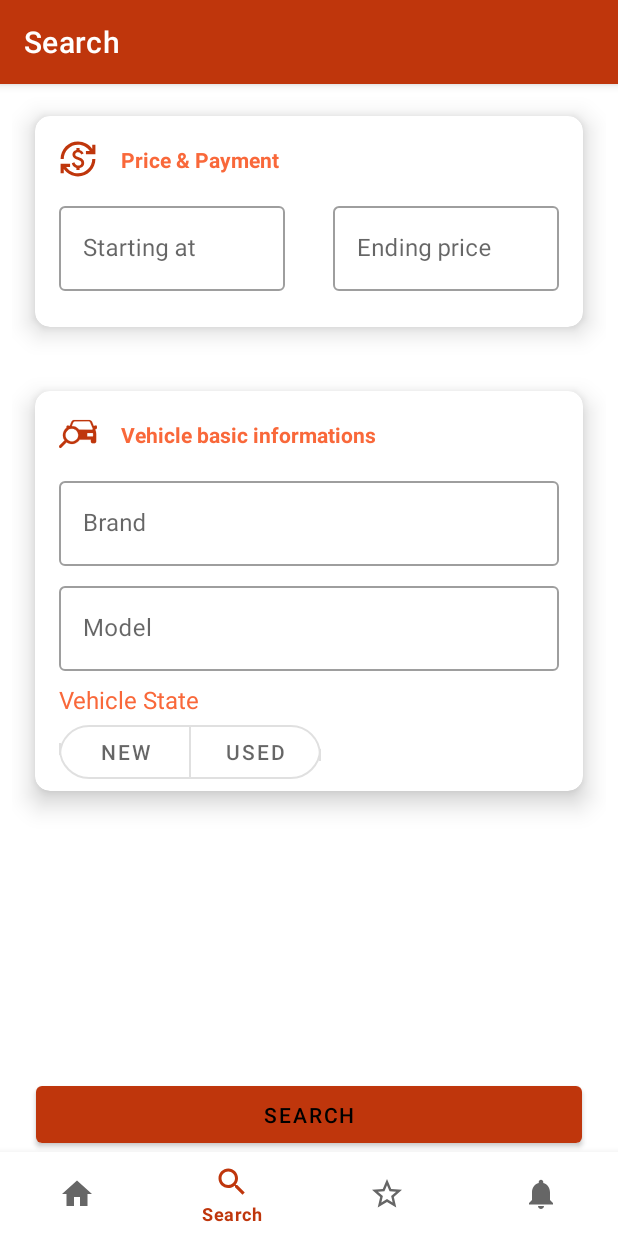
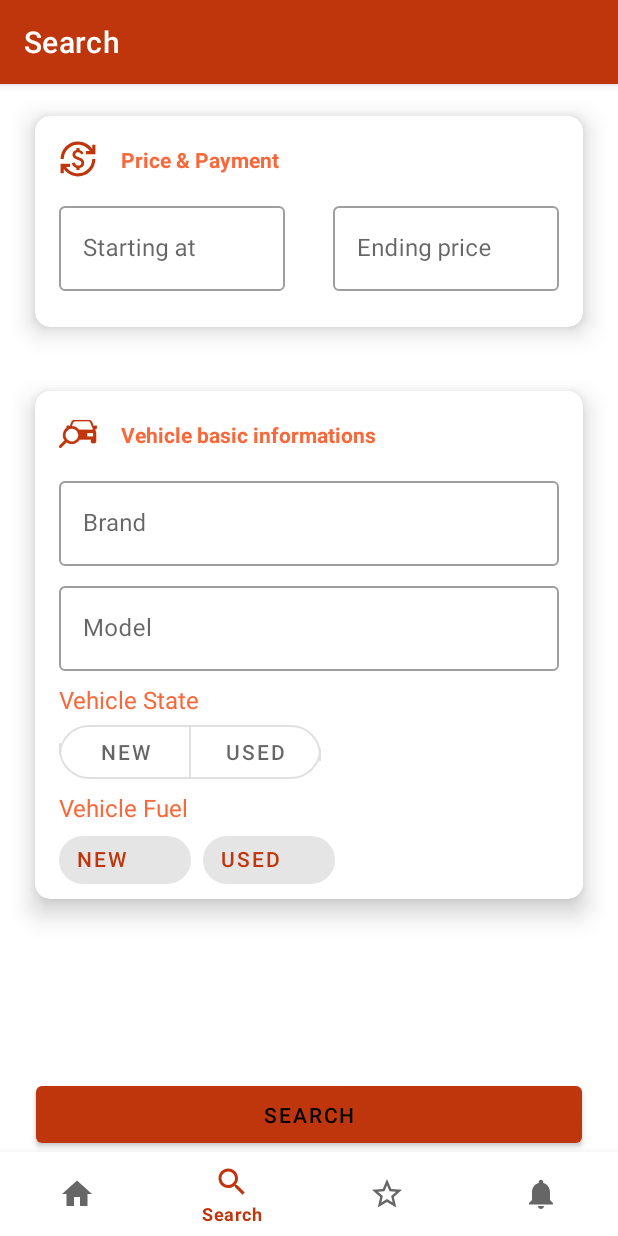
Before and after one commit to Lucos18/EasyCar, an Android app: the SearchFragment screen opened through its navigation route, on a phone screen of 412 x 824 dp. Run offline under Robolectric (Android 15) with nearby library versions, the phone set to English and light mode, and no system bars; our stand-ins replace navigation-ui.

Commit message:
testing search

```diff
--- a/app/src/main/java/com/example/myapplication/ui/search/SearchFragment.kt
+++ b/app/src/main/java/com/example/myapplication/ui/search/SearchFragment.kt
@@ -38,6 +38,19 @@ class SearchFragment : Fragment() {
 
     override fun onViewCreated(view: View, savedInstanceState: Bundle?) {
         super.onViewCreated(view, savedInstanceState)
+
+        binding.startingPriceSearchText.doOnTextChanged { _, _, _, _ ->
+            if(binding.startingPriceSearchText.text.toString().isNotEmpty()){
+                result = searchViewModel.onStartingPriceChange(binding.startingPriceSearchText.text.toString().toDouble())!!
+                binding.searchCarsButton.text = getString(R.string.button_result_text, result.toString())
+            }
+        }
+        binding.endingPriceSearchText.doOnTextChanged { _, _, _, _ ->
+            if(binding.endingPriceSearchText.text.toString().isNotEmpty()){
+                result = searchViewModel.onEndingPriceChange(binding.endingPriceSearchText.text.toString().toDouble())!!
+                binding.searchCarsButton.text = getString(R.string.button_result_text, result.toString())
+            }
+        }
         binding.carSearchBrandText.setOnClickListener {
             carListItemsAlertDialog(
                 requireContext(),
@@ -48,8 +61,11 @@ class SearchFragment : Fragment() {
             )
         }
         binding.carSearchBrandText.doOnTextChanged { _, _, _, _ ->
-            result = searchViewModel.onBrandChange(binding.carSearchBrandText.text.toString())!!
-            binding.searchCarsButton.text = getString(R.string.button_result_text, result.toString())
+            if (binding.carSearchBrandText.text.toString().isNotEmpty()){
+                binding.carSearchModelText.isEnabled = true
+                result = searchViewModel.onBrandChange(binding.carSearchBrandText.text.toString())!!
+                binding.searchCarsButton.text = getString(R.string.button_result_text, result.toString())
+            }
         }
         binding.carSearchModelText.setOnClickListener {
             carListItemsAlertDialog(
@@ -61,8 +77,10 @@ class SearchFragment : Fragment() {
             )
         }
         binding.carSearchModelText.doOnTextChanged { _, _, _, _ ->
-            result = searchViewModel.onModelChange(binding.carSearchModelText.text.toString())!!
-            binding.searchCarsButton.text = getString(R.string.button_result_text, result.toString())
+            if (binding.carSearchModelText.text.toString().isNotEmpty()){
+                result = searchViewModel.onModelChange(binding.carSearchModelText.text.toString())!!
+                binding.searchCarsButton.text = getString(R.string.button_result_text, result.toString())
+            }
         }
         binding.buttonGroupVehicleState.addOnButtonCheckedListener { group, checkedId, isChecked ->
             if (isChecked) {
--- a/app/src/main/res/layout/fragment_search.xml
+++ b/app/src/main/res/layout/fragment_search.xml
@@ -85,6 +85,7 @@
                             android:layout_marginEnd="32dp">
 
                             <com.google.android.material.textfield.TextInputEditText
+                                android:id="@+id/starting_price_search_text"
                                 android:layout_width="match_parent"
                                 android:layout_height="wrap_content"
                                 android:hint="@string/starting_at_price"
@@ -100,6 +101,7 @@
                             android:layout_height="70dp">
 
                             <com.google.android.material.textfield.TextInputEditText
+                                android:id="@+id/ending_price_search_text"
                                 android:layout_width="match_parent"
                                 android:layout_height="wrap_content"
                                 android:hint="@string/ending_price"
@@ -203,6 +205,7 @@
                     android:text="@string/vehicle_state_label">
                 </TextView>
                 <LinearLayout
+                    android:id="@+id/vehicle_state_linear_layout"
                     android:layout_width="match_parent"
                     android:layout_height="wrap_content"
                     app:layout_constraintTop_toBottomOf="@id/vehicle_status_label"
@@ -239,6 +242,53 @@
                     </com.google.android.material.button.MaterialButton>
                     </com.google.android.material.button.MaterialButtonToggleGroup>
                 </LinearLayout>
+                <TextView
+                    android:id="@+id/vehicle_fuel_type_label"
+                    android:layout_width="wrap_content"
+                    android:layout_height="wrap_content"
+                    android:textSize="16sp"
+                    android:textColor="@color/primaryLightColor"
+                    android:text="@string/vehicle_fuel_text_search"
+                    app:layout_constraintTop_toBottomOf="@id/vehicle_state_linear_layout"
+                    app:layout_constraintStart_toStartOf="parent">
+
+                </TextView>
+                <LinearLayout
+                    android:id="@+id/vehicle_fuel_type_linear_layout"
+                    android:layout_width="match_parent"
+                    android:layout_height="wrap_content"
+                    app:layout_constraintTop_toBottomOf="@id/vehicle_fuel_type_label"
+                    app:layout_constraintStart_toStartOf="parent"
+                    android:orientation="horizontal">
+                    <com.google.android.material.chip.ChipGroup
+                        android:id="@+id/button_group_vehicle_fuel_type"
+                        android:layout_width="match_parent"
+                        android:layout_height="50dp"
+                        app:layout_constraintBottom_toBottomOf="parent"
+                        app:layout_constraintStart_toStartOf="parent">
+
+
+                        <com.google.android.material.chip.Chip
+                            android:id="@+id/diesel_button"
+                            style="?attr/materialButtonOutlinedStyle"
+                            android:layout_width="wrap_content"
+                            android:layout_height="wrap_content"
+                            android:text="@string/new_text"
+                            app:cornerRadius="20dp">
+
+                        </com.google.android.material.chip.Chip>
+                        <com.google.android.material.chip.Chip
+                            android:id="@+id/electric_button"
+                            style="?attr/materialButtonOutlinedStyle"
+                            android:layout_width="wrap_content"
+                            android:layout_height="wrap_content"
+                            android:layout_marginEnd="8dp"
+                            android:text="@string/used_text"
+                            app:cornerRadius="20dp">
+
+                        </com.google.android.material.chip.Chip>
+                    </com.google.android.material.chip.ChipGroup>
+                </LinearLayout>
             </androidx.constraintlayout.widget.ConstraintLayout>
         </androidx.cardview.widget.CardView>
 
--- a/app/src/main/res/values/strings.xml
+++ b/app/src/main/res/values/strings.xml
@@ -82,5 +82,6 @@
     <!-- SEARCH CAR FRAGMENT STRINGS -->
 
     <string name="button_result_text">%s results</string>
+    <string name="vehicle_fuel_text_search">Vehicle Fuel</string>
 
 </resources>
```
Also changed, not shown: app/src/main/java/com/example/myapplication/ui/search/SearchViewModel.kt (+33 -10 lines).
